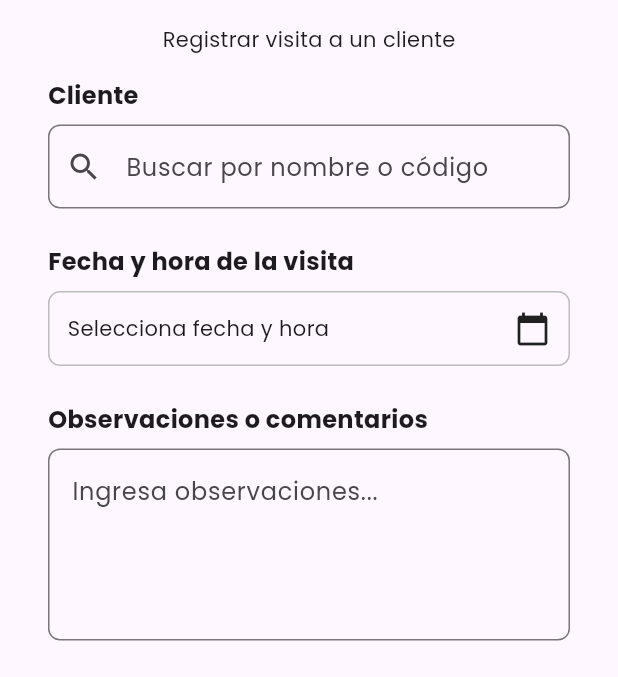
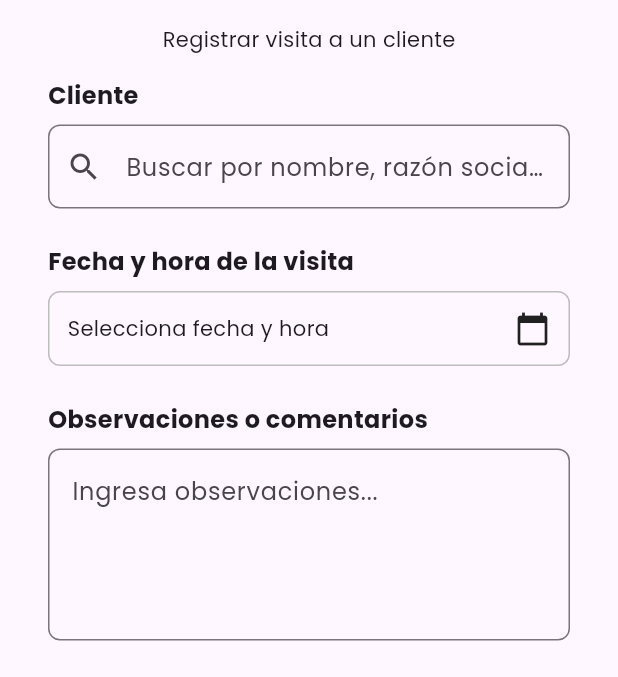
Before and after one commit to MediSupply/medi-supply-app-grupo3, a Flutter app: the VisitClientRegisterView screen opened by its route, on a phone screen of 412 x 824 dp, the part 150-827 px from its top. Run offline on Flutter 3.47's test engine with Material 3 defaults, Android fonts, the phone set to English and light mode, and no system bars; our stand-ins replace dio, equatable, flutter_riverpod, flutter_svg, freezed_annotation, go_router and 2 more; generated files the repository leaves out were written again.

Commit message:
Ajuste data de la pantalla

```diff
--- a/lib/presentation/clients/view/visit_client_register_view.dart
+++ b/lib/presentation/clients/view/visit_client_register_view.dart
@@ -89,7 +89,8 @@ class _VisitClientRegisterViewState extends State<VisitClientRegisterView> {
             .where(
               (client) =>
                   client['nombre']!.toLowerCase().contains(query) ||
-                  client['nit']!.toLowerCase().contains(query),
+                  client['nit']!.toLowerCase().contains(query) ||
+                  client['razon_social']!.toLowerCase().contains(query),
             )
             .toList();
       }
@@ -136,7 +137,7 @@ class _VisitClientRegisterViewState extends State<VisitClientRegisterView> {
     if (_formKey.currentState!.validate() &&
         _selectedClient != null &&
         _selectedDateTime != null) {
-      // TODO lógica para guardar la visita
+      // TO DO lógica para guardar la visita
       ScaffoldMessenger.of(context).showSnackBar(
         const SnackBar(content: Text('Visita registrada exitosamente')),
       );
@@ -201,7 +202,7 @@ class _VisitClientRegisterViewState extends State<VisitClientRegisterView> {
                         TextFormField(
                           controller: _clientController,
                           decoration: InputDecoration(
-                            hintText: 'Buscar por nombre o código',
+                            hintText: 'Buscar por nombre, razón social o NIT',
                             prefixIcon: const Icon(Icons.search),
                             border: OutlineInputBorder(
                               borderRadius: BorderRadius.circular(8),
```
